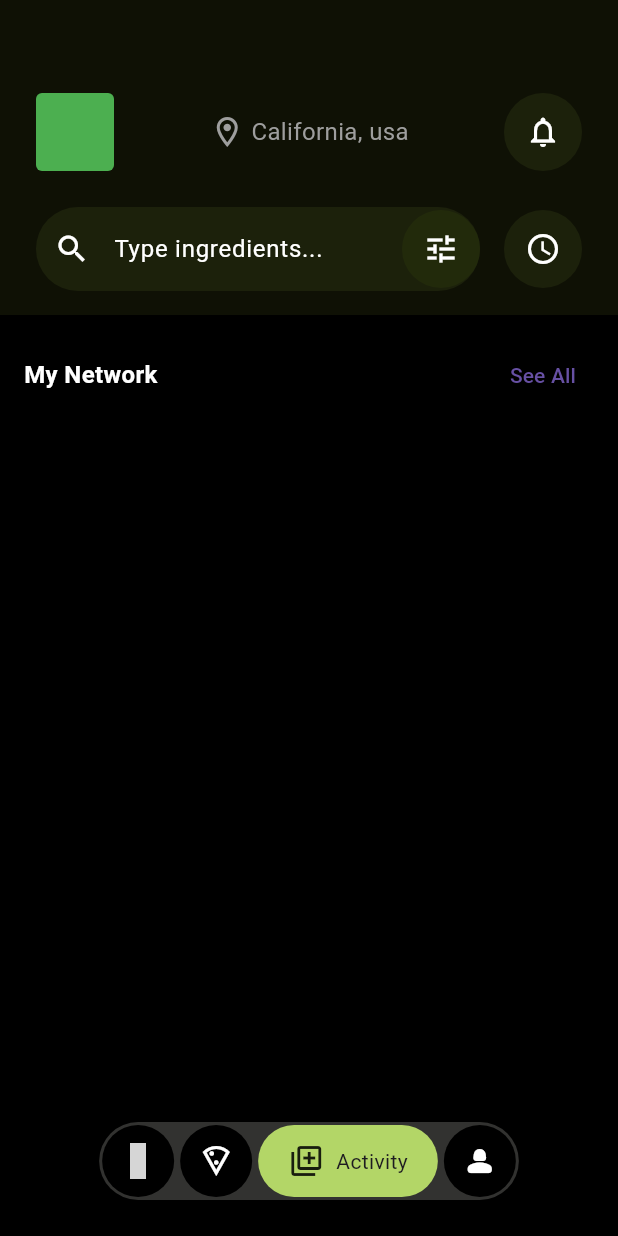
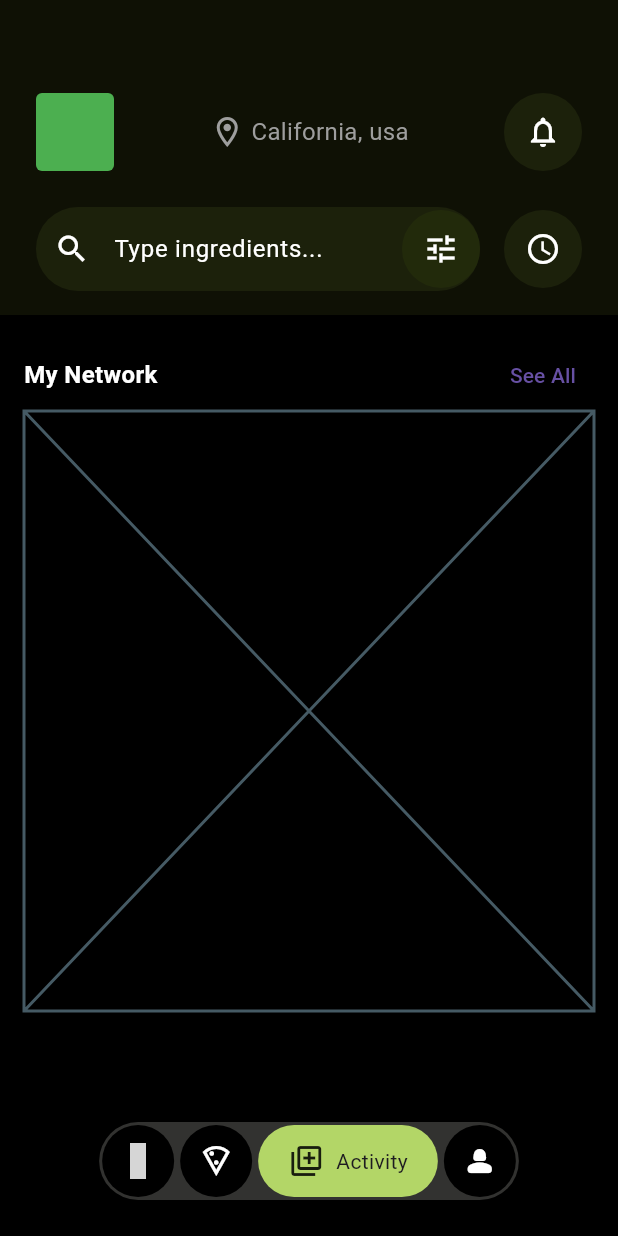
Before and after one commit to JAICHANGPARK/flutter_notebook_chapter_43, a Flutter app: the FoodOrderMainPage screen opened directly, item 3 of the bottom bar chosen, on a phone screen of 412 x 824 dp. Run offline on Flutter 3.47's test engine with Material 3 defaults, Android fonts, the phone set to English and light mode, and no system bars; our stand-ins replace gap, hugeicons, percent_indicator; network calls fail; grey boxes are pictures that could not be loaded.

Commit message:
Update food_order_activity_page.dart

```diff
--- a/lib/ep2393_food_order_app/ui/activity/food_order_activity_page.dart
+++ b/lib/ep2393_food_order_app/ui/activity/food_order_activity_page.dart
@@ -33,6 +33,10 @@ class _FoodOrderActivityPageState extends State<FoodOrderActivityPage> {
                 ),
               )
             ],
+          ),
+          Container(
+            height: 400,
+            child: Placeholder(),
           )
         ],
       ),
```
